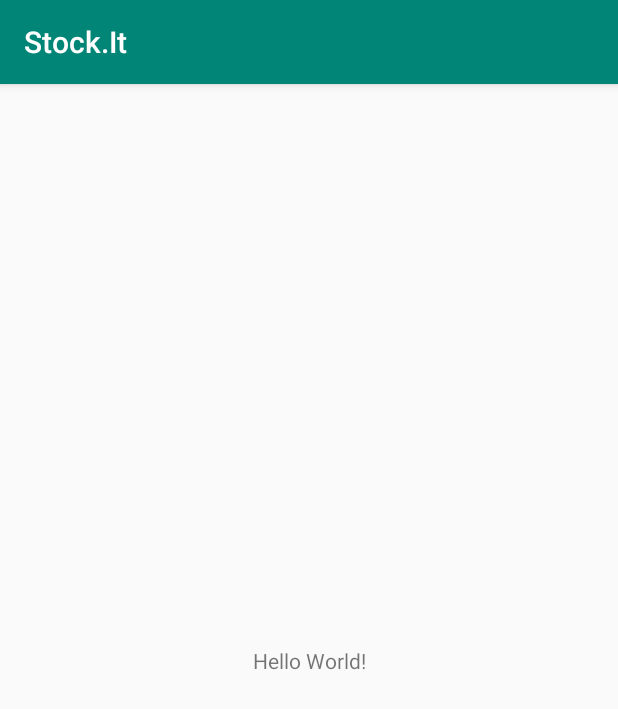
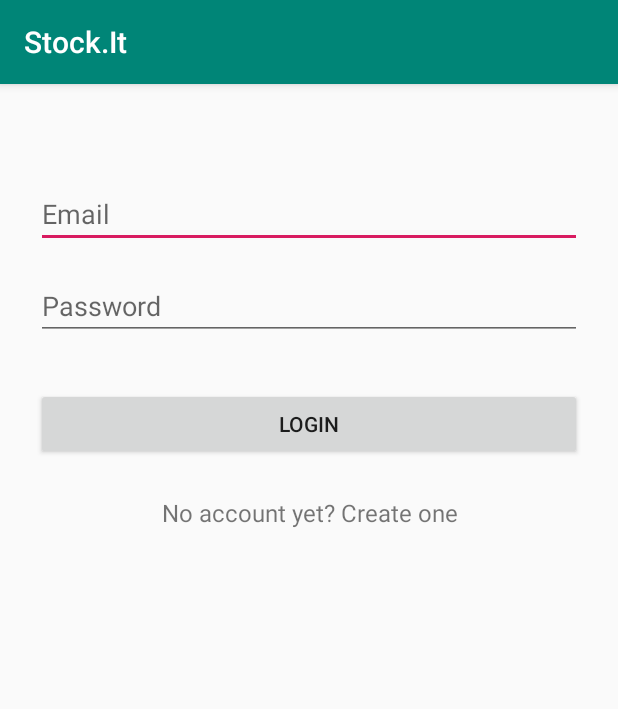
Before and after one commit to rtista/StockIt, an Android app: the screen it shows after launch (LoginActivity), on a phone screen of 412 x 824 dp. Shown: the top 709 px of the screen. Run offline under Robolectric (Android 15) with nearby library versions, the phone set to English and light mode, and no system bars.

Commit message:
Login template

```diff
--- a/app/src/main/res/layout/activity_login.xml
+++ b/app/src/main/res/layout/activity_login.xml
@@ -1,18 +1,56 @@
 <?xml version="1.0" encoding="utf-8"?>
-<android.support.constraint.ConstraintLayout xmlns:android="http://schemas.android.com/apk/res/android"
-    xmlns:app="http://schemas.android.com/apk/res-auto"
-    xmlns:tools="http://schemas.android.com/tools"
-    android:layout_width="match_parent"
-    android:layout_height="match_parent"
-    tools:context=".LoginActivity">
+<ScrollView xmlns:android="http://schemas.android.com/apk/res/android"
+    android:layout_width="fill_parent"
+    android:layout_height="fill_parent"
+    android:fitsSystemWindows="true">
 
-    <TextView
-        android:layout_width="wrap_content"
+    <LinearLayout
+        android:orientation="vertical"
+        android:layout_width="match_parent"
         android:layout_height="wrap_content"
-        android:text="Hello World!"
-        app:layout_constraintBottom_toBottomOf="parent"
-        app:layout_constraintLeft_toLeftOf="parent"
-        app:layout_constraintRight_toRightOf="parent"
-        app:layout_constraintTop_toTopOf="parent" />
+        android:paddingTop="56dp"
+        android:paddingLeft="24dp"
+        android:paddingRight="24dp">
 
-</android.support.constraint.ConstraintLayout>
+        <!--<ImageView android:src="@color/colorAccent"
+            android:layout_width="wrap_content"
+            android:layout_height="72dp"
+            android:layout_marginBottom="24dp"
+            android:layout_gravity="center_horizontal" />-->
+
+        <!-- Email Label -->
+            <EditText android:id="@+id/input_email"
+                android:layout_width="match_parent"
+                android:layout_height="wrap_content"
+                android:inputType="textEmailAddress"
+                android:layout_marginTop="8dp"
+                android:layout_marginBottom="8dp"
+                android:hint="Email" />
+        <!-- Password Label -->
+            <EditText android:id="@+id/input_password"
+                android:layout_width="match_parent"
+                android:layout_height="wrap_content"
+                android:inputType="textPassword"
+                android:layout_marginTop="8dp"
+                android:layout_marginBottom="8dp"
+                android:hint="@string/password"/>
+
+        <android.support.v7.widget.AppCompatButton
+            android:id="@+id/btn_login"
+            android:layout_width="fill_parent"
+            android:layout_height="wrap_content"
+            android:layout_marginTop="24dp"
+            android:layout_marginBottom="24dp"
+            android:padding="12dp"
+            android:text="Login"/>
+
+        <TextView android:id="@+id/link_signup"
+            android:layout_width="fill_parent"
+            android:layout_height="wrap_content"
+            android:layout_marginBottom="24dp"
+            android:text="No account yet? Create one"
+            android:gravity="center"
+            android:textSize="16dip"/>
+
+    </LinearLayout>
+</ScrollView>
--- a/app/src/main/res/values/strings.xml
+++ b/app/src/main/res/values/strings.xml
@@ -1,3 +1,4 @@
 <resources>
     <string name="app_name">Stock.It</string>
+    <string name="password">Password</string>
 </resources>
```
